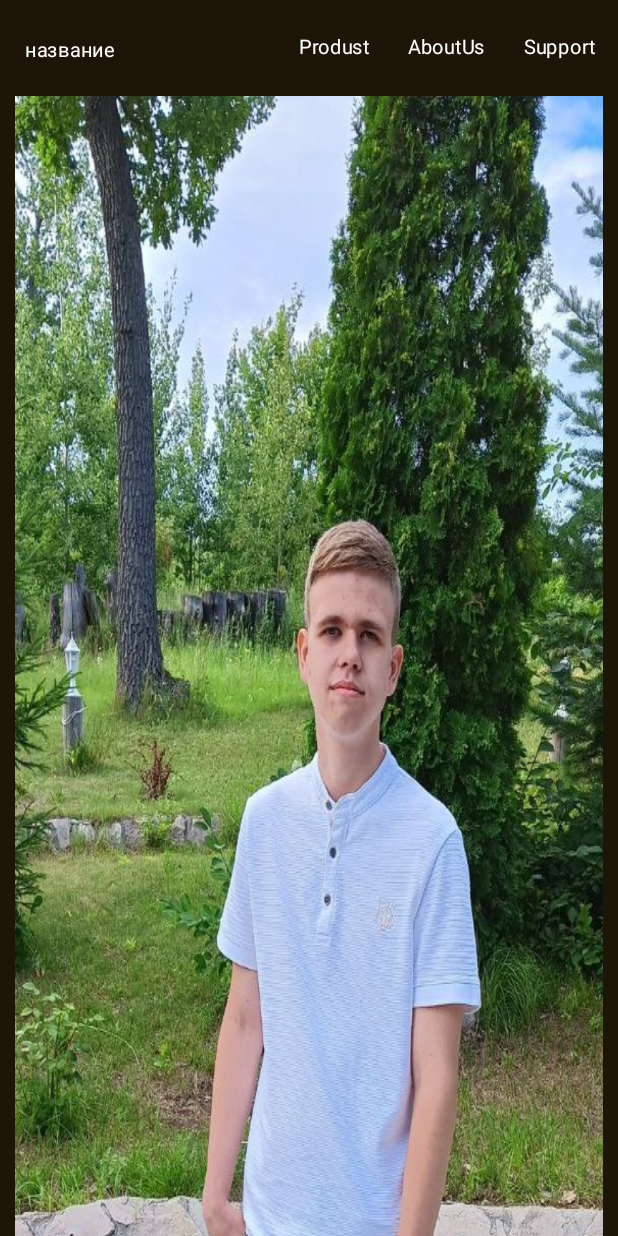
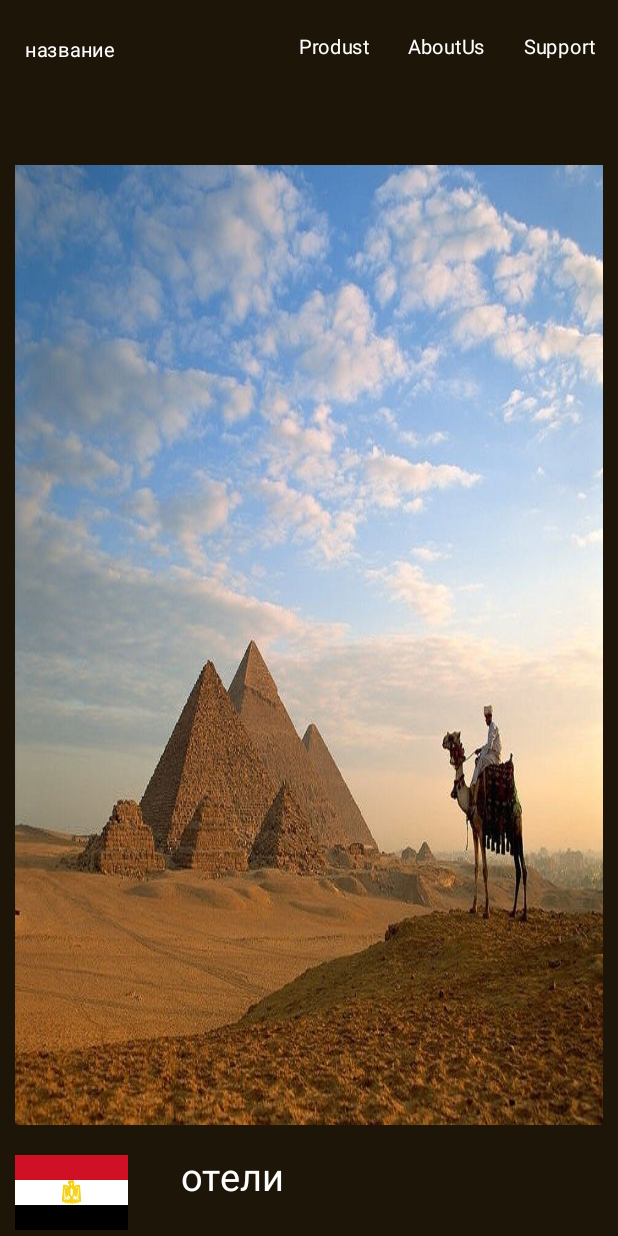
Before and after one commit to Timur-Abitov/attachment_tur_agency_training, an Android app built with Jetpack Compose: the screen it shows after launch (MainActivity), after a tap on "Produst", on a phone screen of 412 x 824 dp. Run offline under Robolectric (Android 15) with nearby library versions, the phone set to English and light mode, and no system bars.

Commit message:
Update MainActivity.kt

```diff
--- a/app/src/main/java/com/example/a12/MainActivity.kt
+++ b/app/src/main/java/com/example/a12/MainActivity.kt
@@ -332,9 +332,10 @@ fun Produst() {
             .verticalScroll(scrollState)
             .padding(10.dp)
     ) {
-        /*Row {
+        //египед
+        Row {
             Image(
-                painter = painterResource(id = R.drawable.turkey),
+                painter = painterResource(id = R.drawable.egiped),
                 contentDescription = null,
                 contentScale = ContentScale.FillBounds,
                 modifier = Modifier.padding(top = 100.dp, bottom = 10.dp)
@@ -343,7 +344,7 @@ fun Produst() {
 
         Row{
             Image(
-                painter = painterResource(id = R.drawable.tyrkey_flag),
+                painter = painterResource(id = R.drawable.egiped_flag),
                 contentDescription = null,
                 contentScale = ContentScale.FillBounds,
                 modifier = Modifier.padding(top = 10.dp, bottom = 10.dp).size(75.dp,50.dp)
@@ -360,19 +361,42 @@ fun Produst() {
                     modifier = Modifier.padding(10.dp)
                 )
             }
-        }*/
+        }
         if (hostel.value){
             Hostel()
         }
-
+//туркей
         Row {
             Image(
-                painter = painterResource(id = R.drawable.picture1),
+                painter = painterResource(id = R.drawable.turkey),
                 contentDescription = null,
                 contentScale = ContentScale.FillBounds,
-                modifier = Modifier
-                    .padding(top = 10.dp, bottom = 10.dp)
+                modifier = Modifier.padding(top = 10.dp, bottom = 10.dp)
             )
+        }
+
+        Row{
+            Image(
+                painter = painterResource(id = R.drawable.tyekey_flag),
+                contentDescription = null,
+                contentScale = ContentScale.FillBounds,
+                modifier = Modifier.padding(top = 10.dp, bottom = 10.dp).size(75.dp,50.dp)
+            )
+            IconToggleButton(
+                checked = hostel.value,
+                onCheckedChange = { hostel.value = it },
+                modifier = Modifier.size(140.dp, 50.dp)
+            ) {
+                Text(
+                    "отели",
+                    color = Color(0xFFFFFFFF),
+                    fontSize = 25.sp,
+                    modifier = Modifier.padding(10.dp)
+                )
+            }
+        }
+        if (hostel.value){
+            Hostel()
         }
         Row {
             Image(
```
